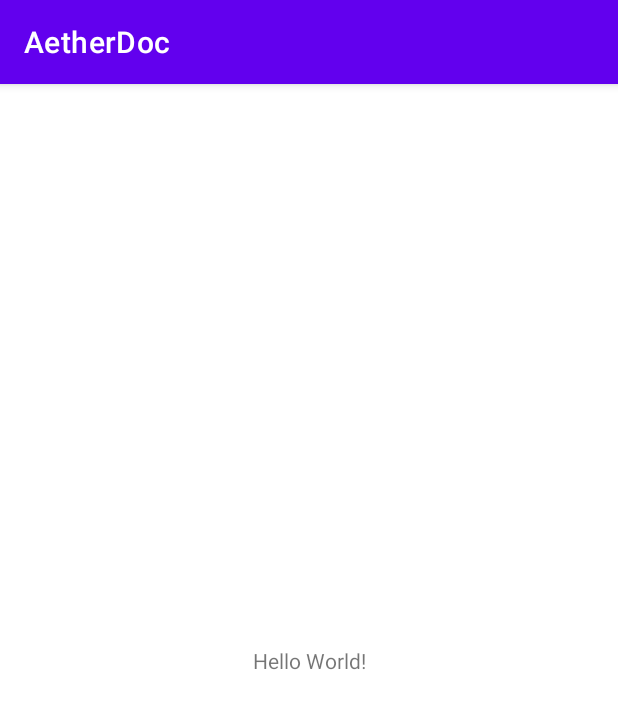
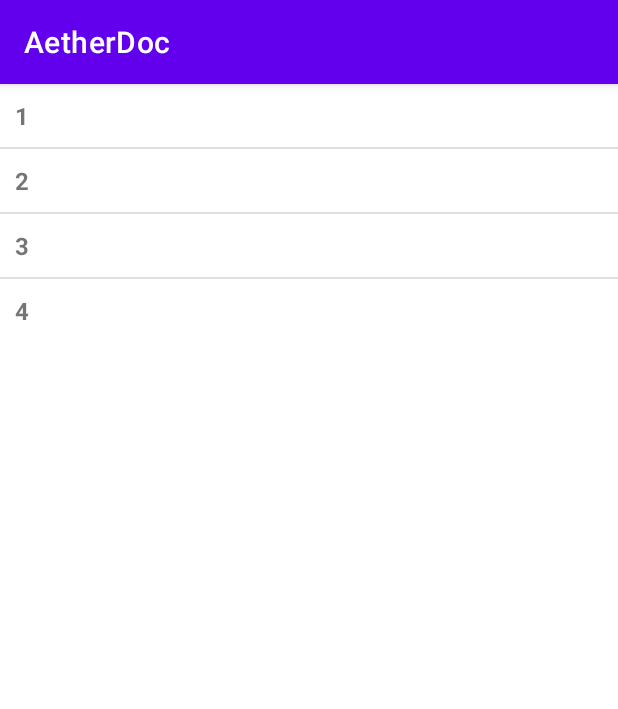
Before and after one commit to NikolayChirkov/obj2, an Android app: the screen it shows after launch (MainActivity), on a phone screen of 412 x 824 dp. Shown: the top 709 px of the screen. Run offline under Robolectric (Android 15) with nearby library versions, the phone set to English and light mode, and no system bars; 2 statements that could not run were skipped.

Commit message:
Android: master-detail experiments

```diff
--- a/examples/aether_doc/android/app/build.gradle
+++ b/examples/aether_doc/android/app/build.gradle
@@ -47,6 +47,8 @@ dependencies {
     implementation 'androidx.appcompat:appcompat:1.2.0'
     implementation 'com.google.android.material:material:1.2.1'
     implementation 'androidx.constraintlayout:constraintlayout:2.0.1'
+    implementation 'androidx.navigation:navigation-fragment:2.3.2'
+    implementation 'androidx.navigation:navigation-ui:2.3.2'
     testImplementation 'junit:junit:4.+'
     androidTestImplementation 'androidx.test.ext:junit:1.1.2'
     androidTestImplementation 'androidx.test.espresso:espresso-core:3.3.0'
--- /dev/null
+++ b/examples/aether_doc/android/app/src/main/java/com/example/aetherdoc/AppNode.java
@@ -0,0 +1,66 @@
+package com.example.aetherdoc;
+
+import android.app.Application;
+import android.util.Log;
+import java.io.File;
+import java.io.FileOutputStream;
+import java.io.IOException;
+import java.io.InputStream;
+import java.io.OutputStream;
+
+public class AppNode extends Application {
+
+    static {
+        System.loadLibrary("native-lib");
+    }
+    private static native String nativeInit(String path);
+    private static native String nativeRelease();
+
+    @Override
+    public void onTerminate() {
+        //void onActivityDestroyed(Activity var1);
+        Log.d("QQQQQQ", "App::onTerminate");
+        super.onTerminate();
+    }
+
+    @Override
+    public void onCreate() {
+        super.onCreate();
+        copyAssets("state");
+        String p = getFilesDir().getAbsolutePath() + File.separator + "state";
+        Log.d("QQQQQQ", "nativeInit: " + nativeInit(p));
+    }
+
+    private void copyAssets(String path) {
+        String dest_directory = getFilesDir().getAbsolutePath() + File.separator + path + File.separator;
+        File dest_dir_file = new File(dest_directory);
+        boolean b = dest_dir_file.mkdir();
+        try {
+            for (String asset : getAssets().list(path)) {
+                String relative = path + File.separator + asset;
+                try {
+                    InputStream in = getAssets().open(relative);
+                    try {
+                        String dest = getFilesDir().getAbsolutePath() + File.separator + relative;
+                        File outFile = new File(dest);
+                        outFile.delete();
+                        boolean bb = outFile.createNewFile();
+                        OutputStream out = new FileOutputStream(outFile);
+                        byte[] buffer = new byte[1024];
+                        int read;
+                        while ((read = in.read(buffer)) != -1) {
+                            out.write(buffer, 0, read);
+                        }
+                        in.close();
+                        out.flush();
+                        out.close();
+                    } catch (IOException e) {
+                    }
+                } catch (IOException e) {
+                    copyAssets(relative);
+                }
+            }
+        } catch (IOException e) {
+        }
+    }
+}
--- a/examples/aether_doc/android/app/src/main/java/com/example/aetherdoc/MainActivity.java
+++ b/examples/aether_doc/android/app/src/main/java/com/example/aetherdoc/MainActivity.java
@@ -2,72 +2,33 @@ package com.example.aetherdoc;
 
 import androidx.appcompat.app.AppCompatActivity;
 
+import android.content.Intent;
 import android.os.Bundle;
 import android.util.Log;
-import android.widget.TextView;
-
-import com.example.aetherdoc.databinding.ActivityMainBinding;
-
-import java.io.File;
-import java.io.FileOutputStream;
-import java.io.IOException;
-import java.io.InputStream;
-import java.io.OutputStream;
+import android.view.View;
+import android.widget.AdapterView;
+import android.widget.ArrayAdapter;
+import android.widget.ListView;
 
 public class MainActivity extends AppCompatActivity {
 
-    // Used to load the 'native-lib' library on application startup.
-    static {
-        System.loadLibrary("native-lib");
-    }
-
-    private ActivityMainBinding binding;
+    String[] docsArray = {"1","2","3","4"};
 
     @Override
     protected void onCreate(Bundle savedInstanceState) {
         super.onCreate(savedInstanceState);
+        setContentView(R.layout.activity_main);
 
-        binding = ActivityMainBinding.inflate(getLayoutInflater());
-        setContentView(binding.getRoot());
-
-        // Example of a call to a native method
-        TextView tv = binding.sampleText;
-        copyAssets("state");
-        String p = getFilesDir().getAbsolutePath() + File.separator + "state";
-        tv.setText(initAppJNI(p));
-    }
-    public native String initAppJNI(String path);
-
-    private void copyAssets(String path) {
-        String dest_directory = getFilesDir().getAbsolutePath() + File.separator + path + File.separator;
-        File dest_dir_file = new File(dest_directory);
-        boolean b = dest_dir_file.mkdir();
-        try {
-            for (String asset : getAssets().list(path)) {
-                String relative = path + File.separator + asset;
-                try {
-                    InputStream in = getAssets().open(relative);
-                    try {
-                        String dest = getFilesDir().getAbsolutePath() + File.separator + relative;
-                        File outFile = new File(dest);
-                        outFile.delete();
-                        boolean bb = outFile.createNewFile();
-                        OutputStream out = new FileOutputStream(outFile);
-                        byte[] buffer = new byte[1024];
-                        int read;
-                        while ((read = in.read(buffer)) != -1) {
-                            out.write(buffer, 0, read);
-                        }
-                        in.close();
-                        out.flush();
-                        out.close();
-                    } catch (IOException e) {
-                    }
-                } catch (IOException e) {
-                    copyAssets(relative);
-                }
+        ArrayAdapter adapter = new ArrayAdapter<String>(this, R.layout.activity_listview, docsArray);
+        ListView listView = (ListView) findViewById(R.id.mobile_list);
+        listView.setAdapter(adapter);
+        listView.setOnItemClickListener(new AdapterView.OnItemClickListener() {
+            @Override
+            public void onItemClick(AdapterView<?> adapter, View v, int position, long l){
+                Log.d("QQQQ", docsArray[position]);
+                Intent intent = new Intent(MainActivity.this, DetailActivity.class);
+                startActivity(intent);
             }
-        } catch (IOException e) {
-        }
+        });
     }
 }
--- /dev/null
+++ b/examples/aether_doc/android/app/src/main/res/layout/activity_listview.xml
@@ -0,0 +1,11 @@
+<?xml version="1.0" encoding="utf-8"?>
+<!--  Single List Item Design -->
+
+<TextView xmlns:android="http://schemas.android.com/apk/res/android"
+   android:id="@+id/label"
+   android:layout_width="fill_parent"
+   android:layout_height="fill_parent"
+   android:padding="10dip"
+   android:textSize="16dip"
+   android:textStyle="bold" >
+</TextView>
--- a/examples/aether_doc/android/app/src/main/res/layout/activity_main.xml
+++ b/examples/aether_doc/android/app/src/main/res/layout/activity_main.xml
@@ -6,14 +6,10 @@
     android:layout_height="match_parent"
     tools:context=".MainActivity">
 
-    <TextView
-        android:id="@+id/sample_text"
-        android:layout_width="wrap_content"
-        android:layout_height="wrap_content"
-        android:text="Hello World!"
-        app:layout_constraintBottom_toBottomOf="parent"
-        app:layout_constraintLeft_toLeftOf="parent"
-        app:layout_constraintRight_toRightOf="parent"
-        app:layout_constraintTop_toTopOf="parent" />
+    <ListView
+          android:id="@+id/mobile_list"
+          android:layout_width="match_parent"
+          android:layout_height="wrap_content" >
+       </ListView>
 
 </androidx.constraintlayout.widget.ConstraintLayout>
--- /dev/null
+++ b/examples/aether_doc/android/app/src/main/res/values/dimens.xml
@@ -0,0 +1,3 @@
+<resources>
+    <dimen name="fab_margin">16dp</dimen>
+</resources>
--- a/examples/aether_doc/android/app/src/main/res/values/themes.xml
+++ b/examples/aether_doc/android/app/src/main/res/values/themes.xml
@@ -13,4 +13,13 @@
         <item name="android:statusBarColor" tools:targetApi="l">?attr/colorPrimaryVariant</item>
         <!-- Customize your theme here. -->
     </style>
+
+    <style name="Theme.AetherDoc.NoActionBar">
+        <item name="windowActionBar">false</item>
+        <item name="windowNoTitle">true</item>
+    </style>
+
+    <style name="Theme.AetherDoc.AppBarOverlay" parent="ThemeOverlay.AppCompat.Dark.ActionBar" />
+
+    <style name="Theme.AetherDoc.PopupOverlay" parent="ThemeOverlay.AppCompat.Light" />
 </resources>
```
Also changed, not shown: examples/aether_doc/android/app/src/main/AndroidManifest.xml (+9 -3 lines), examples/aether_doc/android/app/src/main/java/com/example/aetherdoc/DetailActivity.java (added, +38 -0 lines), examples/aether_doc/android/app/src/main/res/layout/activity_detail.xml (added, +17 -0 lines), examples/aether_doc/android/app/src/main/res/navigation/nav_graph.xml (added, +28 -0 lines), examples/aether_doc/android/app/src/main/res/values/strings.xml (+9 -0 lines), 1 other file.
